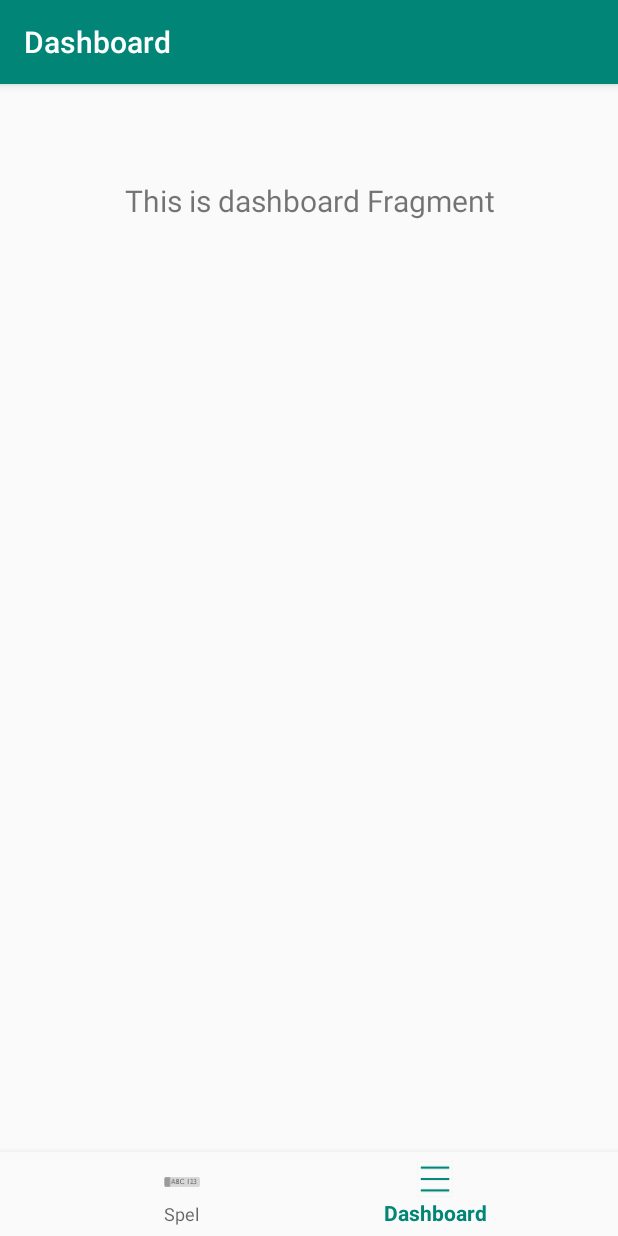
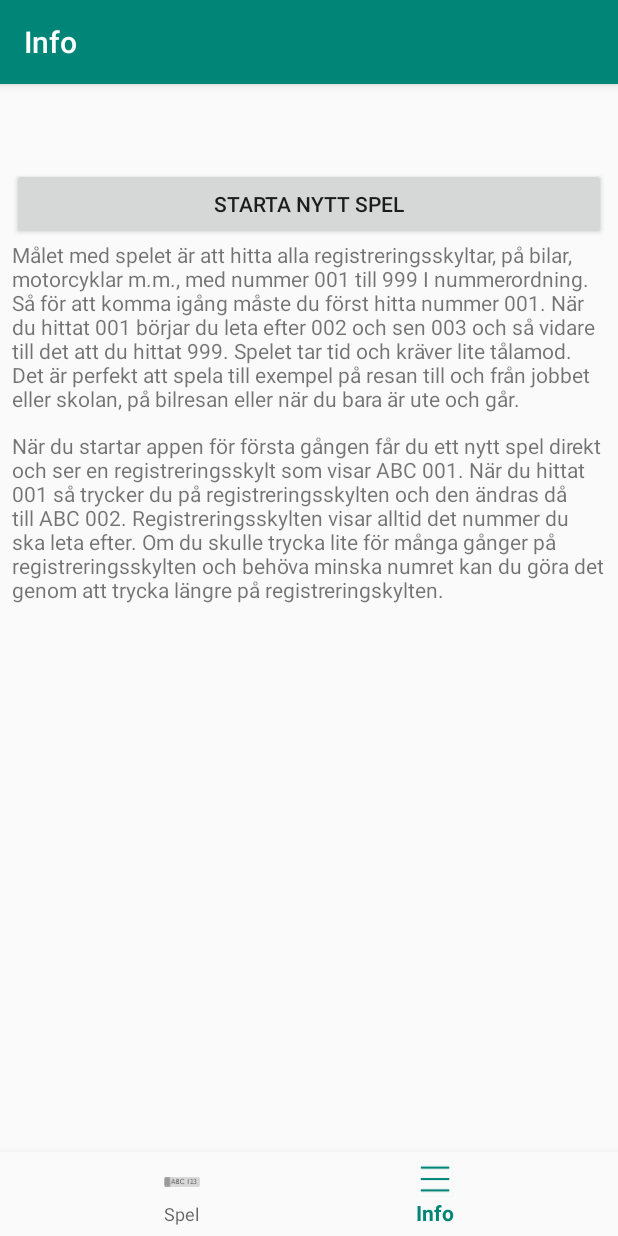
Before and after one commit to Bagro/plate-spotting, an Android app: the DashboardFragment screen opened through its navigation route, on a phone screen of 412 x 824 dp. Run offline under Robolectric (Android 15) with nearby library versions, the phone set to English and light mode, and no system bars; our stand-ins replace navigation-ui.

Commit message:
Add info

```diff
--- a/app/src/main/java/se/bagro/platespotting/ui/dashboard/DashboardFragment.kt
+++ b/app/src/main/java/se/bagro/platespotting/ui/dashboard/DashboardFragment.kt
@@ -22,10 +22,7 @@ class DashboardFragment : Fragment() {
         dashboardViewModel =
             ViewModelProviders.of(this).get(DashboardViewModel::class.java)
         val root = inflater.inflate(R.layout.fragment_dashboard, container, false)
-        val textView: TextView = root.findViewById(R.id.text_dashboard)
-        dashboardViewModel.text.observe(this, Observer {
-            textView.text = it
-        })
+
         return root
     }
 }
--- a/app/src/main/java/se/bagro/platespotting/ui/home/HomeFragment.kt
+++ b/app/src/main/java/se/bagro/platespotting/ui/home/HomeFragment.kt
@@ -1,6 +1,7 @@
 package se.bagro.platespotting.ui.home
 
 import android.content.Context
+import android.content.SharedPreferences
 import android.os.Bundle
 import android.view.*
 import android.widget.TextView
@@ -33,21 +34,21 @@ class HomeFragment : Fragment() {
 
         licensePlateTextView.setOnClickListener {
             homeViewModel.increment()
-            with (sharedPref.edit()) {
-                putInt(getString(R.string.saved_number_key), homeViewModel.count)
-                commit()
-            }
+            saveCount(sharedPref)
         }
         licensePlateTextView.setOnLongClickListener {
             homeViewModel.decrease()
-            savedInstanceState?.putInt("number", homeViewModel.count)
-            with (sharedPref.edit()) {
-                putInt(getString(R.string.saved_number_key), homeViewModel.count)
-                commit()
-            }
+            saveCount(sharedPref)
             true
         }
 
         return root
     }
+
+    private fun HomeFragment.saveCount(sharedPref: SharedPreferences) {
+        with(sharedPref.edit()) {
+            putInt(getString(R.string.saved_number_key), homeViewModel.count)
+            commit()
+        }
+    }
 }
--- a/app/src/main/res/layout/fragment_dashboard.xml
+++ b/app/src/main/res/layout/fragment_dashboard.xml
@@ -1,19 +1,41 @@
 <?xml version="1.0" encoding="utf-8"?>
 <androidx.constraintlayout.widget.ConstraintLayout xmlns:android="http://schemas.android.com/apk/res/android"
     xmlns:app="http://schemas.android.com/apk/res-auto"
+    xmlns:tools="http://schemas.android.com/tools"
     android:layout_width="match_parent"
     android:layout_height="match_parent">
 
+    <Button
+        android:id="@+id/newGameButton"
+        android:layout_width="match_parent"
+        android:layout_height="0dp"
+        android:layout_marginStart="8dp"
+        android:layout_marginEnd="8dp"
+        android:text="@string/text_newGameButton"
+        app:layout_constraintEnd_toEndOf="parent"
+        app:layout_constraintStart_toStartOf="parent"
+        app:layout_constraintTop_toTopOf="parent" />
+
     <TextView
-        android:id="@+id/text_dashboard"
+        android:id="@+id/textView"
         android:layout_width="match_parent"
         android:layout_height="wrap_content"
         android:layout_marginStart="8dp"
-        android:layout_marginTop="8dp"
         android:layout_marginEnd="8dp"
-        android:textAlignment="center"
-        android:textSize="20sp"
+        android:text="@string/how_to_play_1"
         app:layout_constraintEnd_toEndOf="parent"
         app:layout_constraintStart_toStartOf="parent"
-        app:layout_constraintTop_toTopOf="parent" />
+        app:layout_constraintTop_toBottomOf="@+id/newGameButton" />
+
+    <TextView
+        android:id="@+id/textView2"
+        android:layout_width="0dp"
+        android:layout_height="wrap_content"
+        android:layout_marginStart="8dp"
+        android:layout_marginTop="12dp"
+        android:layout_marginEnd="8dp"
+        android:text="@string/how_to_play_2"
+        app:layout_constraintEnd_toEndOf="parent"
+        app:layout_constraintStart_toStartOf="parent"
+        app:layout_constraintTop_toBottomOf="@+id/textView" />
 </androidx.constraintlayout.widget.ConstraintLayout>
--- a/app/src/main/res/values/strings.xml
+++ b/app/src/main/res/values/strings.xml
@@ -1,8 +1,11 @@
 <resources>
     <string name="app_name">Plate Spotting</string>
     <string name="title_home">Spel</string>
-    <string name="title_dashboard">Dashboard</string>
-    <string name="title_notifications">Notifications</string>
+    <string name="title_dashboard">Info</string>
     <string name="description_licsence_plate_bg">Bil på registreringsskyllt</string>
     <string name="saved_number_key" />
+    <string name="text_newGameButton">Starta nytt spel</string>
+    <string name="title_how_to_play">Hur man spelar</string>
+    <string name="how_to_play_1">Målet med spelet är att hitta alla registreringsskyltar, på bilar, motorcyklar m.m., med nummer 001 till 999 I nummerordning. Så för att komma igång måste du först hitta nummer 001. När du hittat 001 börjar du leta efter 002 och sen 003 och så vidare till det att du hittat 999. Spelet tar tid och kräver lite tålamod. Det är perfekt att spela till exempel på resan till och från jobbet eller skolan, på bilresan eller när du bara är ute och går.</string>
+    <string name="how_to_play_2">När du startar appen för första gången får du ett nytt spel direkt och ser en registreringsskylt som visar ABC 001. När du hittat 001 så trycker du på registreringsskylten och den ändras då till ABC 002. Registreringsskylten visar alltid det nummer du ska leta efter. Om du skulle trycka lite för många gånger på registreringsskylten och behöva minska numret kan du göra det genom att trycka längre på registreringskylten.</string>
 </resources>
```
